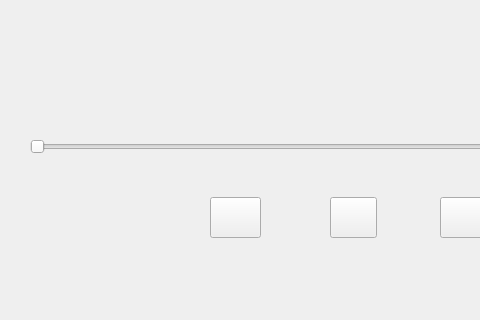
Above: mainwindow.ui from shenxi11/ffmpeg_music_player before the change; both pictures show x 0 to 480 and y 203 to 523 of the 831 by 523 pixel window. Below: the same form after it.
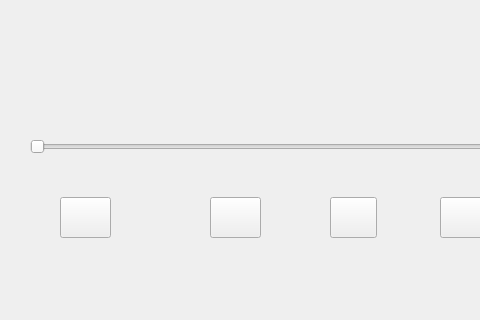
That is the form after the change. Icons and pictures are not drawn.

What changed in the file:
```diff
--- a/mainwindow.ui
+++ b/mainwindow.ui
@@ -125,6 +125,19 @@
      <string/>
     </property>
    </widget>
+   <widget class="QPushButton" name="Loop">
+    <property name="geometry">
+     <rect>
+      <x>60</x>
+      <y>400</y>
+      <width>51</width>
+      <height>41</height>
+     </rect>
+    </property>
+    <property name="text">
+     <string/>
+    </property>
+   </widget>
   </widget>
   <widget class="QMenuBar" name="menubar">
    <property name="geometry">
```
